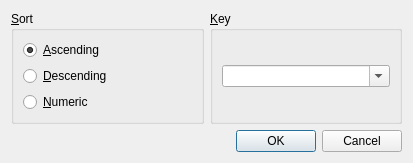
Qt form src/tokensortmodedialog.ui (KDE/krename) before a commit.
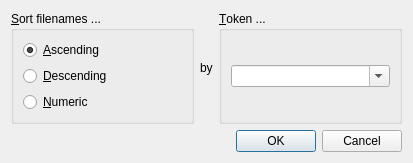
The same form after that commit.

Commit message: Better labels for sortmode dialog and new TODO by Jared

The edit to the form file:
```diff
--- a/src/tokensortmodedialog.ui
+++ b/src/tokensortmodedialog.ui
@@ -19,7 +19,7 @@
      <item>
       <widget class="QGroupBox" name="groupBox">
        <property name="title">
-        <string>&amp;Sort</string>
+        <string>&amp;Sort filenames ...</string>
        </property>
        <layout class="QVBoxLayout" name="verticalLayout">
         <item>
@@ -49,10 +49,23 @@
        </layout>
       </widget>
      </item>
+     <item>
+      <widget class="QLabel" name="label">
+       <property name="sizePolicy">
+        <sizepolicy hsizetype="Maximum" vsizetype="Preferred">
+         <horstretch>0</horstretch>
+         <verstretch>0</verstretch>
+        </sizepolicy>
+       </property>
+       <property name="text">
+        <string>by</string>
+       </property>
+      </widget>
+     </item>
      <item>
       <widget class="QGroupBox" name="groupBox_2">
        <property name="title">
-        <string>&amp;Key</string>
+        <string>&amp;Token ...</string>
        </property>
        <layout class="QVBoxLayout" name="verticalLayout_3">
         <item>
```
The commit also changes 1 other file.
